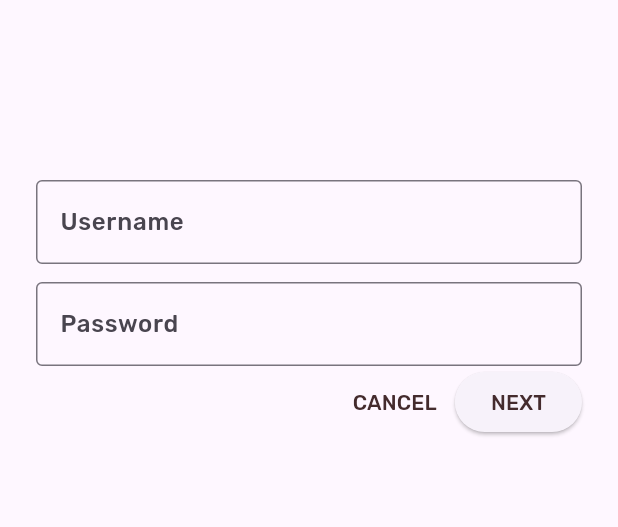
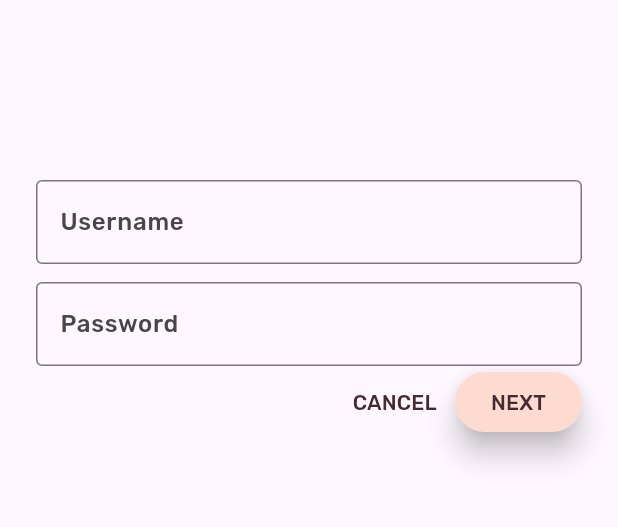
Before and after one commit to KayesAshfaQ/mdc_shrine_app, a Flutter app: the screen it shows after launch, on a phone screen of 412 x 824 dp, the part 243-770 px from its top. Run offline on Flutter 3.47's test engine with Material 3 defaults, Android fonts, the phone set to English and light mode, and no system bars.

Commit message:
chore: Update login page button style background color

```diff
--- a/lib/login.dart
+++ b/lib/login.dart
@@ -86,6 +86,8 @@ class _LoginPageState extends State<LoginPage> {
                   },
                   style: TextButton.styleFrom(
                     foregroundColor: Theme.of(context).colorScheme.secondary,
+                    backgroundColor: Theme.of(context).colorScheme.primary,
+                    elevation: 8.0,
                   ),
                 ),
               ],
```
